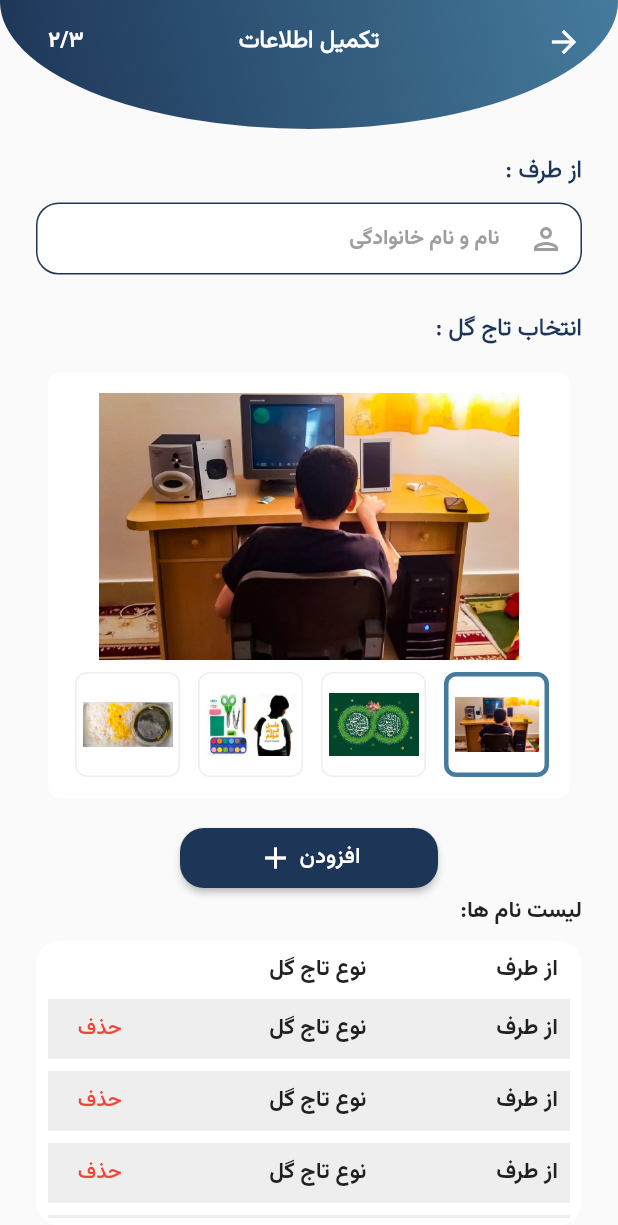
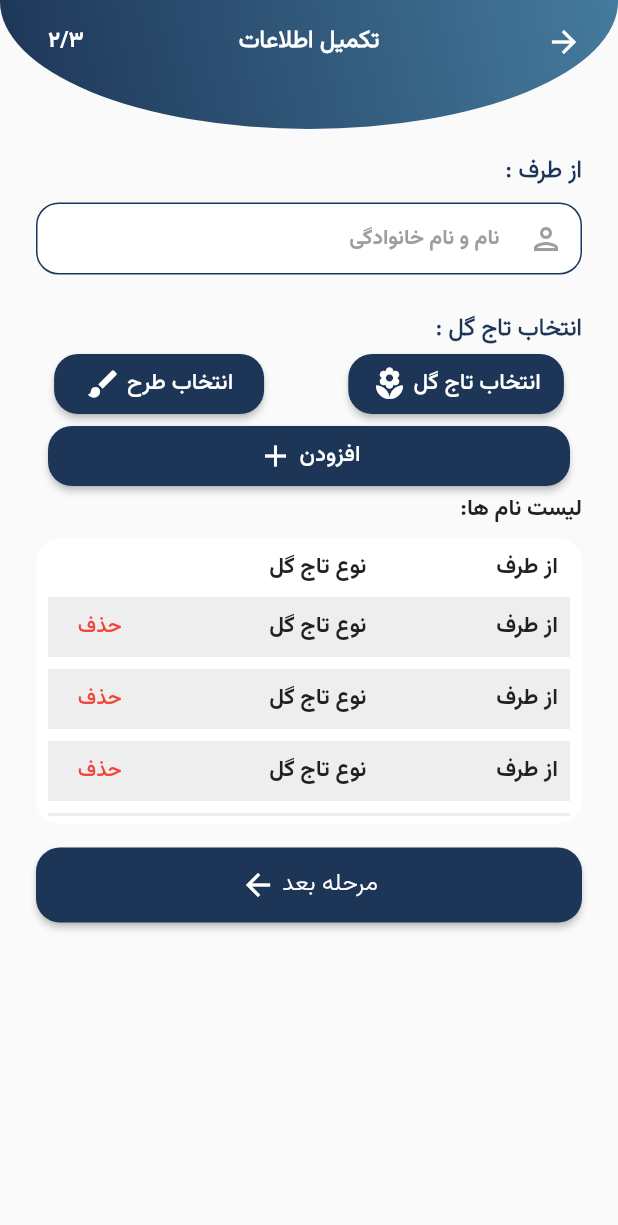
Before and after one commit to MJbidram/charity, a Flutter app: the screen it shows after launch, after a tap on "افزودن", on a phone screen of 412 x 824 dp. Shown: the top 1225 px of the screen. Run offline on Flutter 3.47's test engine with Material 2 defaults, Android fonts, the phone set to English and light mode, and no system bars; our stand-ins replace awesome_dialog, cached_network_image, carousel_slider, dartz, dio, dropdown_button2 and 13 more; missing offline and left inert: dart:ffi, data_connection_checker_nulls, digit_to_persian_word, persian_number_utility, pushpole; accounts and stored records are empty.

Commit message:
add Dialog for choose esign and wreath

```diff
--- a/lib/screens/pages/wreath_screens/furtherـinformation.dart
+++ b/lib/screens/pages/wreath_screens/furtherـinformation.dart
@@ -1,3 +1,4 @@
+import 'package:awesome_dialog/awesome_dialog.dart';
 import 'package:flutter/material.dart';
 import 'package:flutter/src/widgets/framework.dart';
 import 'package:flutter/src/widgets/placeholder.dart';
@@ -14,42 +15,63 @@ class FurtherInformationScreen extends StatelessWidget {
         slivers: [
           _getAppBar(context),
           _getNameTextFildandTitle(context),
-          getGallery(),
           SliverToBoxAdapter(
             child: Padding(
-              padding: const EdgeInsets.symmetric(horizontal: 120),
-              child: ElevatedButton(
-                style: ElevatedButton.styleFrom(
-                  backgroundColor: blueDark,
-                  minimumSize: Size(
-                    100,
-                    40,
+              padding: const EdgeInsets.symmetric(horizontal: 8),
+              child: Row(
+                mainAxisAlignment: MainAxisAlignment.spaceAround,
+                children: [
+                  _getButton(context, 'انتخاب تاج گل', Icons.local_florist, () {
+                    AwesomeDialog(
+                      context: context,
+                      animType: AnimType.scale,
+                      dialogType: DialogType.noHeader,
+                      padding: EdgeInsets.symmetric(horizontal: 8),
+                      body: Column(
+                        children: [
+                          const Text(
+                            'نوع تاج گل را انتخاب کنید',
+                            style: TextStyle(fontStyle: FontStyle.italic),
                           ),
-                  shape: RoundedRectangleBorder(
-                    borderRadius: BorderRadius.circular(16),
+                          getGallery(),
+                        ],
                       ),
+                      title: 'This is Ignored',
+                      desc: 'This is also Ignored',
+                      btnOkOnPress: () {},
+                    ).show();
+                  }),
+                  _getButton(context, 'انتخاب طرح', Icons.brush, () {
+                    AwesomeDialog(
+                      context: context,
+                      animType: AnimType.scale,
+                      dialogType: DialogType.noHeader,
+                      padding: EdgeInsets.symmetric(horizontal: 8),
+                      body: Column(
+                        children: [
+                          const Text(
+                            'نوع تاج گل را انتخاب کنید',
+                            style: TextStyle(fontStyle: FontStyle.italic),
                           ),
-                onPressed: () {},
-                child:
-                    Row(mainAxisAlignment: MainAxisAlignment.center, children: [
-                  Text(
-                    'افزودن',
-                    style: Theme.of(context)
-                        .textTheme
-                        .headline2!
-                        .copyWith(fontSize: 15),
+                          getGallery(),
+                        ],
                       ),
-                  const SizedBox(
-                    width: 4,
-                  ),
-                  const Icon(
-                    Icons.add,
-                    size: 24,
-                  ),
-                ]),
+                      title: 'This is Ignored',
+                      desc: 'This is also Ignored',
+                      btnOkOnPress: () {},
+                    ).show();
+                  }),
+                ],
               ),
             ),
           ),
+
+          // SliverToBoxAdapter(child: getGallery()),
+          SliverToBoxAdapter(
+              child: Padding(
+            padding: const EdgeInsets.symmetric(horizontal: 32),
+            child: _getButton(context, 'افزودن', Icons.add, () {}),
+          )),
           const SliverToBoxAdapter(
             child: Padding(
                 padding: EdgeInsets.symmetric(horizontal: 24),
@@ -59,6 +81,36 @@ class FurtherInformationScreen extends StatelessWidget {
           _getNextLevelButton(context)
         ],
       ),
+    );
+  }
+
+  Widget _getButton(
+      BuildContext context, String title, IconData icon, VoidCallback onTap) {
+    return ElevatedButton(
+      style: ElevatedButton.styleFrom(
+        backgroundColor: blueDark,
+        minimumSize: Size(
+          140,
+          40,
+        ),
+        shape: RoundedRectangleBorder(
+          borderRadius: BorderRadius.circular(16),
+        ),
+      ),
+      onPressed: onTap,
+      child: Row(mainAxisAlignment: MainAxisAlignment.center, children: [
+        Text(
+          title,
+          style: Theme.of(context).textTheme.headline2!.copyWith(fontSize: 15),
+        ),
+        const SizedBox(
+          width: 4,
+        ),
+        Icon(
+          icon,
+          size: 24,
+        ),
+      ]),
     );
   }
 
@@ -301,10 +353,8 @@ class getGallery extends StatefulWidget {
 class _getGalleryState extends State<getGallery> {
   @override
   Widget build(BuildContext context) {
-    return SliverToBoxAdapter(
-      child: Padding(
-        padding:
-            const EdgeInsets.only(right: 32, left: 32, top: 16, bottom: 16),
+    return Padding(
+      padding: const EdgeInsets.only(right: 32, left: 32, top: 16, bottom: 16),
       child: Container(
         height: 284,
         decoration: BoxDecoration(
@@ -377,7 +427,6 @@ class _getGalleryState extends State<getGallery> {
           ),
         ),
       ),
-      ),
     );
   }
 }
```
Lines whose indentation alone changed are shown as unchanged.
